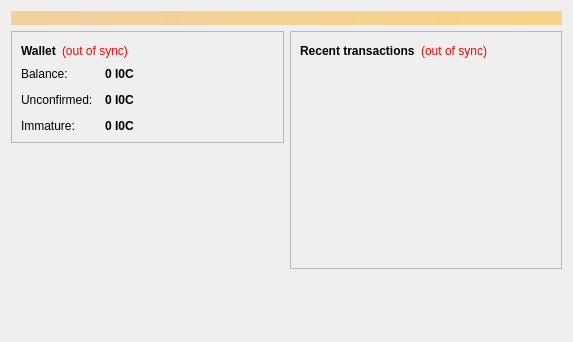
This is src/qt/forms/overviewpage.ui in photonproject/iXcoin as Qt 5 draws it before an edit. The edited form follows.
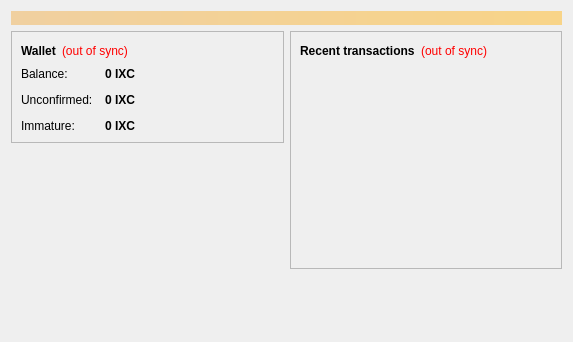
This is the edited form.

Diff of the .ui file:
```diff
--- a/src/qt/forms/overviewpage.ui
+++ b/src/qt/forms/overviewpage.ui
@@ -122,7 +122,7 @@
                <string>Your current balance</string>
               </property>
               <property name="text">
-               <string notr="true">0 I0C</string>
+               <string notr="true">0 IXC</string>
               </property>
               <property name="textInteractionFlags">
                <set>Qt::LinksAccessibleByMouse|Qt::TextSelectableByKeyboard|Qt::TextSelectableByMouse</set>
@@ -151,7 +151,7 @@
                <string>Total of transactions that have yet to be confirmed, and do not yet count toward the current balance</string>
               </property>
               <property name="text">
-               <string notr="true">0 I0C</string>
+               <string notr="true">0 IXC</string>
               </property>
               <property name="textInteractionFlags">
                <set>Qt::LinksAccessibleByMouse|Qt::TextSelectableByKeyboard|Qt::TextSelectableByMouse</set>
@@ -177,7 +177,7 @@
                <string>Mined balance that has not yet matured</string>
               </property>
               <property name="text">
-               <string notr="true">0 I0C</string>
+               <string notr="true">0 IXC</string>
               </property>
               <property name="textInteractionFlags">
                <set>Qt::LinksAccessibleByMouse|Qt::TextSelectableByKeyboard|Qt::TextSelectableByMouse</set>
```
Left out of the diff: 4 changed lines with no effect on the pictures.
